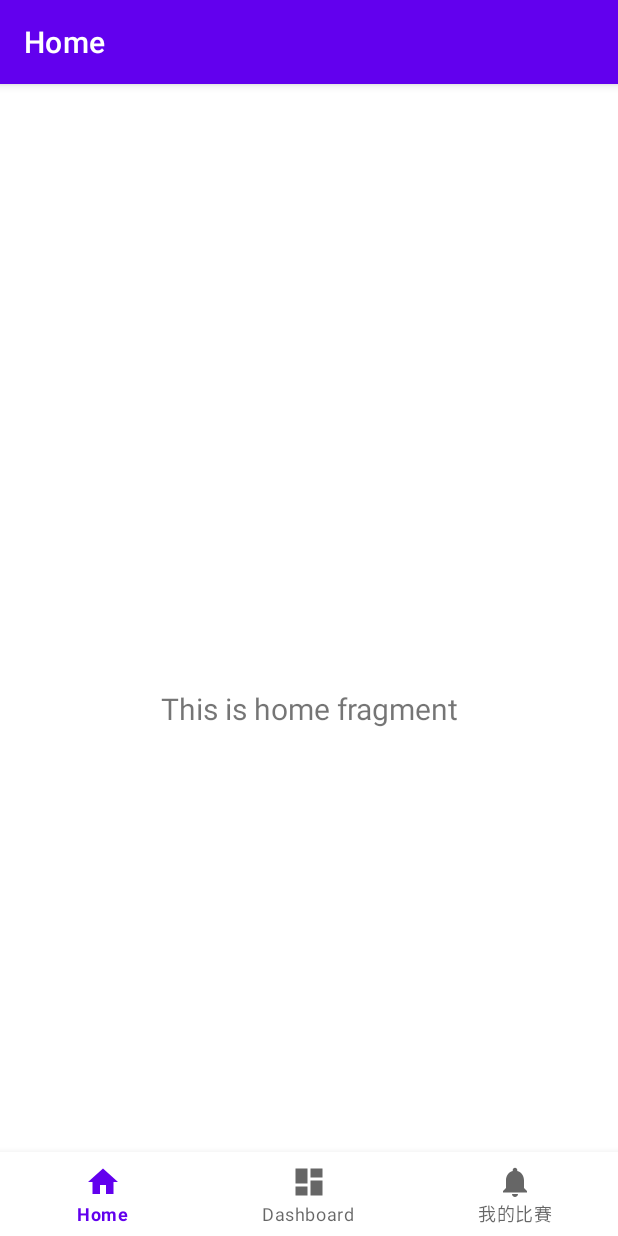
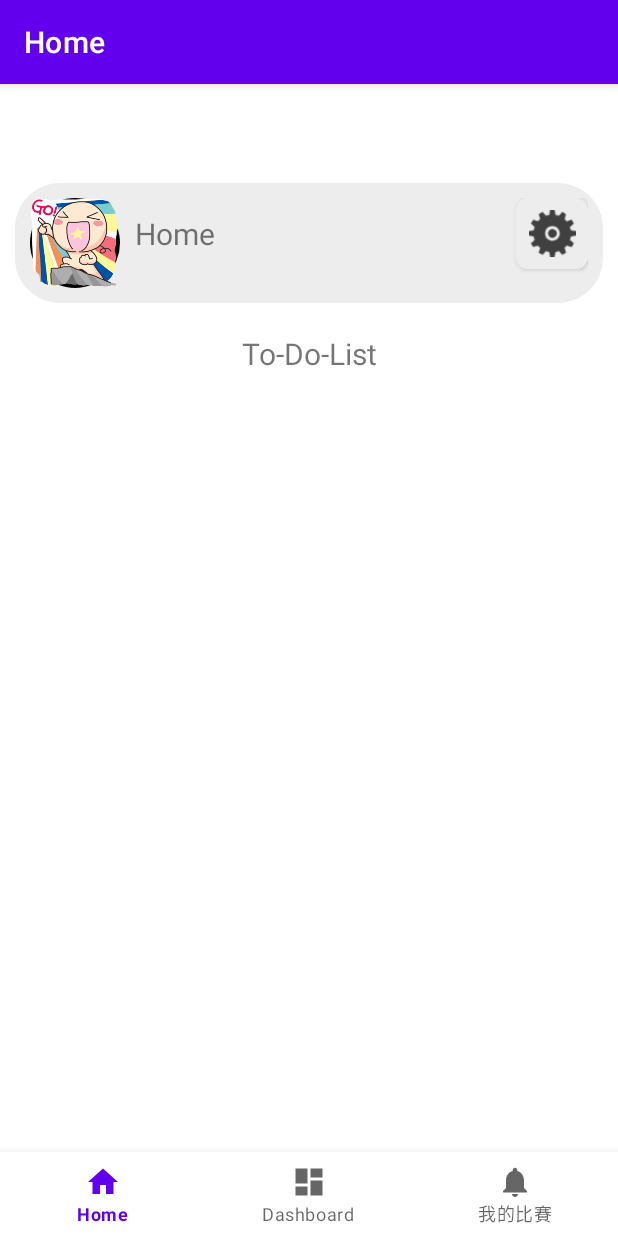
Before and after one commit to heavenrain/StriveLife, an Android app: the screen it shows after launch (MainActivity), on a phone screen of 412 x 824 dp. Run offline under Robolectric (Android 15) with nearby library versions, the phone set to English and light mode, and no system bars; our stand-ins replace navigation-ui; 2 statements that could not run were skipped.

Commit message:
Add Home Page

```diff
--- /dev/null
+++ b/app/src/main/res/drawable/button_background_gray.xml
@@ -0,0 +1,6 @@
+<?xml version="1.0" encoding="utf-8"?>
+<?xml version="1.0" encoding="utf-8"?>
+<shape xmlns:android="http://schemas.android.com/apk/res/android">
+    <solid android:color="@color/gray" /> <!-- 按鈕背景顏色，請在 colors.xml 中定義 -->
+    <corners android:radius="8dp" /> <!-- 圓角半徑，可自行調整 -->
+</shape>
--- /dev/null
+++ b/app/src/main/res/drawable/circle_background.xml
@@ -0,0 +1,5 @@
+<?xml version="1.0" encoding="utf-8"?>
+<shape xmlns:android="http://schemas.android.com/apk/res/android">
+    <solid android:color="#000000" /> <!-- 设置背景颜色，可以根据需要修改 -->
+    <corners android:radius="300dp" /> <!-- 设置圆角半径，半径的一半即为圆形的半径 -->
+</shape>
--- /dev/null
+++ b/app/src/main/res/drawable/rounded_border.xml
@@ -0,0 +1,4 @@
+<shape xmlns:android="http://schemas.android.com/apk/res/android">
+    <solid android:color="#EDEDED" /> <!-- 填充顏色 -->
+    <corners android:radius="30dp" /> <!-- 圓角半徑 -->
+</shape>
--- a/app/src/main/res/layout/fragment_home.xml
+++ b/app/src/main/res/layout/fragment_home.xml
@@ -1,22 +1,76 @@
 <?xml version="1.0" encoding="utf-8"?>
-<androidx.constraintlayout.widget.ConstraintLayout xmlns:android="http://schemas.android.com/apk/res/android"
-    xmlns:app="http://schemas.android.com/apk/res-auto"
-    xmlns:tools="http://schemas.android.com/tools"
+<?xml version="1.0" encoding="utf-8"?>
+<RelativeLayout xmlns:android="http://schemas.android.com/apk/res/android"
     android:layout_width="match_parent"
     android:layout_height="match_parent"
-    tools:context=".ui.home.HomeFragment">
+    android:background="@color/white">
 
-    <TextView
-        android:id="@+id/text_home"
+    <LinearLayout
+        android:id="@+id/topLayout"
         android:layout_width="match_parent"
         android:layout_height="wrap_content"
-        android:layout_marginStart="8dp"
-        android:layout_marginTop="8dp"
-        android:layout_marginEnd="8dp"
-        android:textAlignment="center"
-        android:textSize="20sp"
-        app:layout_constraintBottom_toBottomOf="parent"
-        app:layout_constraintEnd_toEndOf="parent"
-        app:layout_constraintStart_toStartOf="parent"
-        app:layout_constraintTop_toTopOf="parent" />
-</androidx.constraintlayout.widget.ConstraintLayout>
+        android:orientation="vertical">
+
+        <RelativeLayout
+            android:layout_width="match_parent"
+            android:layout_height="wrap_content"
+            android:orientation="horizontal"
+            style="@style/LinearLayoutStyle">
+
+            <ImageView
+                android:id="@+id/avatar"
+                android:layout_width="60dp"
+                android:layout_height="60dp"
+                android:src="@drawable/tt"
+                android:background="@drawable/circle_background" />
+
+            <TextView
+                android:id="@+id/name_textView"
+                android:layout_width="match_parent"
+                android:layout_height="wrap_content"
+                android:padding="10dp"
+                android:text="@string/title_home"
+                android:textSize="20sp"
+                android:drawablePadding="8dp"
+                android:layout_toEndOf="@id/avatar" />
+
+
+            <ImageButton
+                android:id="@+id/settings_button"
+                style="@style/ButtonStyle_gray"
+                android:layout_width="48dp"
+                android:layout_height="48dp"
+                android:scaleType="centerInside"
+                android:layout_alignParentEnd="true"
+                android:layout_alignBottom="@id/name_textView"
+                android:contentDescription="Settings"
+                android:src="@drawable/settings"/>
+
+            <ListView
+                android:id="@+id/settingsListView"
+                android:layout_width="200dp"
+                android:layout_height="wrap_content"
+                android:visibility="gone"
+                android:divider="@color/divider_color"
+                android:dividerHeight="1dp"
+                android:layout_below="@id/settings_button" />
+
+        </RelativeLayout>
+
+        <TextView
+            android:layout_width="match_parent"
+            android:layout_height="wrap_content"
+            android:padding="10dp"
+            android:text="To-Do-List"
+            android:textSize="20sp"
+            android:drawablePadding="8dp"
+            android:gravity="center" />
+
+        <ListView
+            android:id="@+id/listView1"
+            android:layout_width="wrap_content"
+            android:layout_height="wrap_content"
+            style="@style/ListViewStyle" />
+    </LinearLayout>
+
+</RelativeLayout>
--- a/app/src/main/res/values/colors.xml
+++ b/app/src/main/res/values/colors.xml
@@ -1,5 +1,6 @@
 <?xml version="1.0" encoding="utf-8"?>
 <resources>
+    <color name="gray">#EDEDED</color>
     <color name="purple_200">#FFBB86FC</color>
     <color name="purple_500">#FF6200EE</color>
     <color name="purple_700">#FF3700B3</color>
--- a/app/src/main/res/values/styles.xml
+++ b/app/src/main/res/values/styles.xml
@@ -54,5 +54,38 @@
         <item name="android:listSelector">@drawable/list_selector</item>
     </style>
 
+    <style name="ListViewStyle">
+        <item name="android:divider">@color/white</item>
+        <item name="android:dividerHeight">1dp</item>
+        <item name="android:listSelector">@drawable/list_selector</item>
+        <item name="android:background">@color/white</item>
+    </style>
+
+    <style name="ButtonStyle_gray" parent="Widget.AppCompat.Button">
+        <item name="android:background">@drawable/button_background_gray</item>
+        <item name="android:textColor">@color/black</item>
+        <item name="android:textSize">16sp</item>
+        <item name="android:padding">8dp</item>
+    </style>
+
+    <style name="LinearLayoutStyle">
+        <!-- 背景為白色並帶有陰影效果 -->
+        <item name="android:background">@drawable/rounded_border</item>
+        <item name="android:shadowColor">#AAAAAA</item>
+        <item name="android:shadowDx">2</item>
+        <item name="android:shadowDy">2</item>
+        <item name="android:shadowRadius">2</item>
+        <!-- 圓角半徑為8dp -->
+        <item name="android:radius">10dp</item>
+        <!-- 添加內邊距 -->
+        <item name="android:padding">10dp</item>
+        <item name="android:layout_marginLeft">10dp</item>
+        <item name="android:layout_marginTop">10dp</item>
+        <item name="android:layout_marginRight">10dp</item>
+        <item name="android:layout_marginBottom">10dp</item>
+    </style>
+
+
+
 
 </resources>
```
Also changed, not shown: app/src/main/res/layout/task0_info.xml (added, +36 -0 lines), app/src/main/res/layout/task1_info.xml (added, +37 -0 lines), app/src/main/res/layout/task2_info.xml (added, +39 -0 lines), app/src/main/res/drawable/settings.png (added), app/src/main/res/drawable/tt.png (added).
